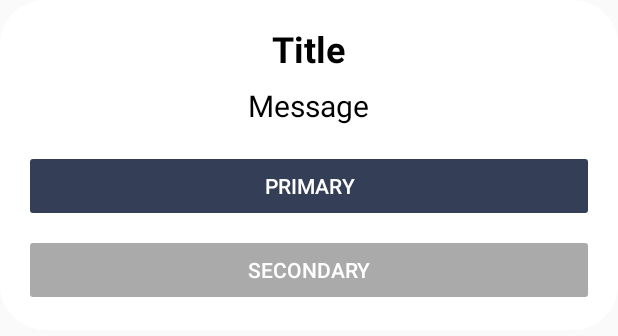
After one commit to george07-t/Color-Wars, an Android app: the layout dialog_winner.xml on its own in the app's theme, with its tools: preview values and no code run, on a phone screen of 412 x 824 dp. The commit adds this screen. Shown: the top 336 px of the screen. Run offline under Robolectric (Android 15) with nearby library versions, the phone set to English and light mode, and no system bars.

Commit message:
Dialog updated

```diff
--- /dev/null
+++ b/app/src/main/res/drawable/dialog_background.xml
@@ -0,0 +1,10 @@
+<?xml version="1.0" encoding="utf-8"?>
+<shape xmlns:android="http://schemas.android.com/apk/res/android">
+    <solid android:color="@android:color/white" />
+    <corners android:radius="30dp" />
+    <padding
+        android:left="16dp"
+        android:top="16dp"
+        android:right="16dp"
+        android:bottom="16dp" />
+</shape>
--- /dev/null
+++ b/app/src/main/res/layout/dialog_winner.xml
@@ -0,0 +1,47 @@
+<?xml version="1.0" encoding="utf-8"?>
+<LinearLayout xmlns:android="http://schemas.android.com/apk/res/android"
+    android:layout_width="match_parent"
+    android:layout_height="wrap_content"
+    android:orientation="vertical"
+    android:padding="16dp"
+    android:background="@drawable/dialog_background"
+    android:gravity="center">
+
+    <TextView
+        android:id="@+id/tvTitle"
+        android:layout_width="wrap_content"
+        android:layout_height="wrap_content"
+        android:text="Title"
+        android:textSize="24sp"
+        android:textColor="@android:color/black"
+        android:layout_gravity="center"
+        android:textStyle="bold"
+        android:paddingBottom="8dp" />
+
+    <TextView
+        android:id="@+id/tvMessage"
+        android:layout_width="wrap_content"
+        android:layout_height="wrap_content"
+        android:text="Message"
+        android:textSize="20sp"
+        android:textColor="@android:color/black"
+        android:layout_gravity="center"
+        android:paddingBottom="16dp" />
+
+    <Button
+        android:id="@+id/btnPrimary"
+        android:layout_width="match_parent"
+        android:layout_height="wrap_content"
+        android:text="Primary"
+        android:backgroundTint="@color/main"
+        android:textColor="@android:color/white" />
+
+    <Button
+        android:id="@+id/btnSecondary"
+        android:layout_width="match_parent"
+        android:layout_height="wrap_content"
+        android:text="Secondary"
+        android:backgroundTint="@android:color/darker_gray"
+        android:textColor="@android:color/white"
+        android:layout_marginTop="8dp" />
+</LinearLayout>
```
Also changed, not shown: app/src/main/java/com/example/colorwars/MainActivity.java (+75 -25 lines), 13 other files.
